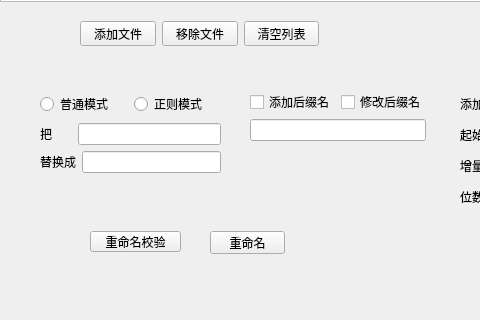
Qt form widget.ui (pkhubpp8/renameTool) before a commit; both pictures show x 0 to 480 and y 259 to 579 of the 749 by 579 pixel window.
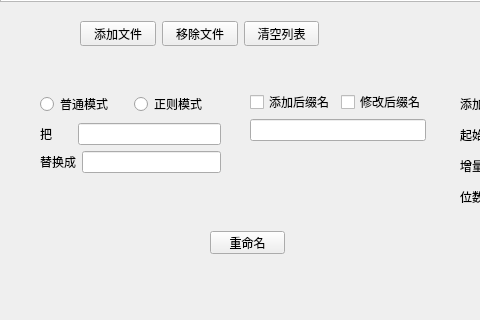
The same form after that commit.

Commit message:
界面： 删除一个无用按钮
功能：
优化重命名按钮的逻辑

Diff of the .ui file:
```diff
--- a/widget.ui
+++ b/widget.ui
@@ -301,19 +301,6 @@
     </item>
    </layout>
   </widget>
-  <widget class="QPushButton" name="pushButton">
-   <property name="geometry">
-    <rect>
-     <x>90</x>
-     <y>490</y>
-     <width>91</width>
-     <height>21</height>
-    </rect>
-   </property>
-   <property name="text">
-    <string>重命名校验</string>
-   </property>
-  </widget>
  </widget>
  <resources/>
  <connections/>
```
The commit also changes 1 other file.
